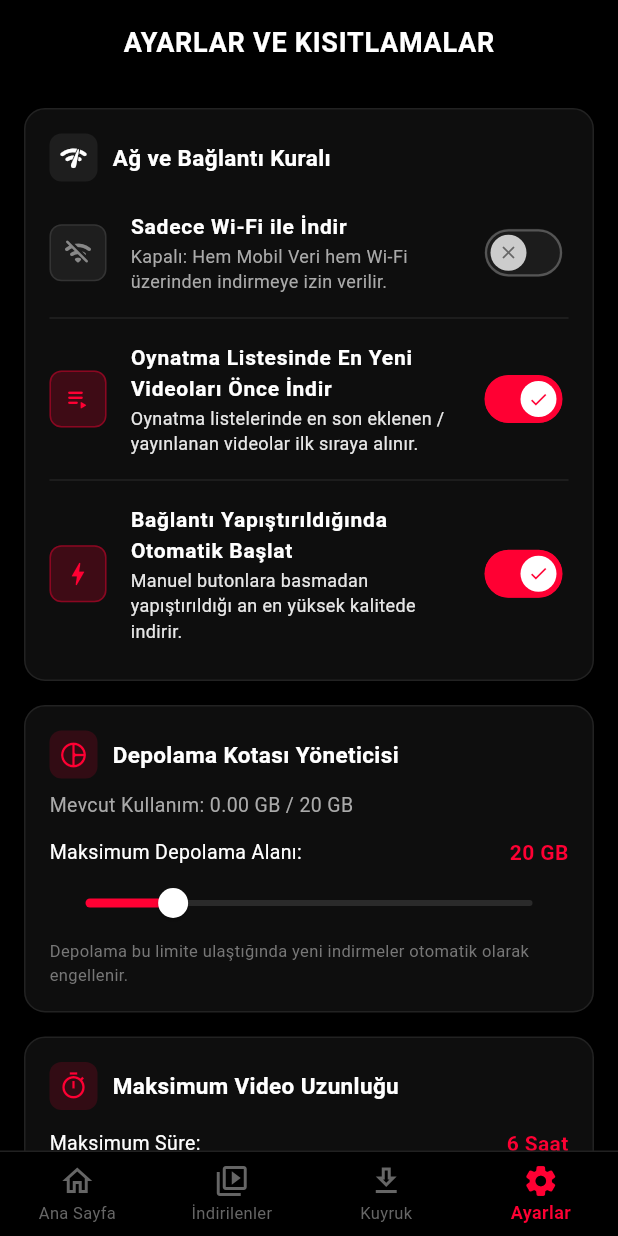
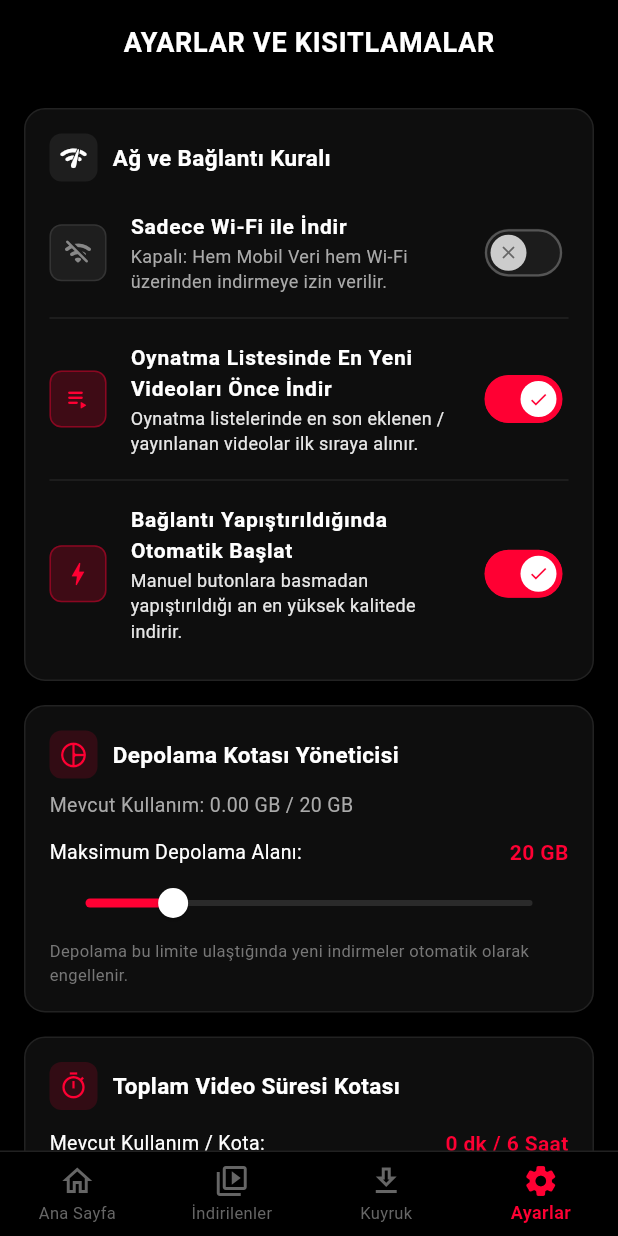
Before and after one commit to sadpapatya11/offline-youtube, a Flutter app: the screen it shows after launch, item 4 of the bottom bar chosen, on a phone screen of 412 x 824 dp. Run offline on Flutter 3.47's test engine with Material 3 defaults, Android fonts, the light colour scheme and no system bars; our stand-ins replace connectivity_plus, shared_preferences, video_player; statements that could not run were skipped.

Commit message:
feat: cumulative total download duration quota v1.3.1

```diff
--- a/lib/providers/library_provider.dart
+++ b/lib/providers/library_provider.dart
@@ -85,4 +85,18 @@ class LibraryProvider extends ChangeNotifier {
     }
     return '${size.toStringAsFixed(1)} ${suffixes[i]}';
   }
+
+  int get totalDurationSeconds =>
+      _videos.fold<int>(0, (sum, v) => sum + (v.durationSeconds ?? 0));
+
+  String get formattedTotalDuration {
+    final totalSec = totalDurationSeconds;
+    if (totalSec <= 0) return '0 dk';
+    final hours = totalSec ~/ 3600;
+    final minutes = (totalSec % 3600) ~/ 60;
+    if (hours > 0) {
+      return minutes > 0 ? '$hours sa $minutes dk' : '$hours sa';
+    }
+    return '$minutes dk';
+  }
 }
--- a/lib/ui/screens/settings_screen.dart
+++ b/lib/ui/screens/settings_screen.dart
@@ -350,7 +350,7 @@ class _SettingsScreenState extends State<SettingsScreen> {
                       ),
                       const SizedBox(width: 10),
                       const Text(
-                        'Maksimum Video Uzunluğu',
+                        'Toplam Video Süresi Kotası',
                         style: TextStyle(
                           color: AmoledTheme.pureWhite,
                           fontSize: 15,
@@ -364,11 +364,11 @@ class _SettingsScreenState extends State<SettingsScreen> {
                     mainAxisAlignment: MainAxisAlignment.spaceBetween,
                     children: [
                       const Text(
-                        'Maksimum Süre:',
+                        'Mevcut Kullanım / Kota:',
                         style: TextStyle(color: AmoledTheme.pureWhite, fontSize: 13),
                       ),
                       Text(
-                        '${settings.maxVideoDurationHours} Saat',
+                        '${libraryProvider.formattedTotalDuration} / ${settings.maxVideoDurationHours} Saat',
                         style: const TextStyle(
                           color: AmoledTheme.brandRed,
                           fontWeight: FontWeight.bold,
@@ -390,7 +390,7 @@ class _SettingsScreenState extends State<SettingsScreen> {
                     },
                   ),
                   const Text(
-                    'Bu süreden daha uzun olan videolar indirme öncesi metadata kontrolüyle filtrelenir.',
+                    'İndirilen tüm videoların toplam uzunluğu bu kotayı aşamaz. Kota dolduğunda indirmeler duraklatılır.',
                     style: TextStyle(color: Color(0xFF777777), fontSize: 11),
                   ),
                 ],
@@ -535,7 +535,7 @@ class _SettingsScreenState extends State<SettingsScreen> {
               child: Column(
                 children: [
                   Text(
-                    'Offline YouTube v1.3.0 (Build 5)',
+                    'Offline YouTube v1.3.1 (Build 6)',
                     style: TextStyle(
                       color: AmoledTheme.pureWhite.withValues(alpha: 0.6),
                       fontSize: 12,
@@ -545,7 +545,7 @@ class _SettingsScreenState extends State<SettingsScreen> {
                   ),
                   const SizedBox(height: 4),
                   Text(
-                    'Geri Dönüşüm Kutusu • Kaydırarak Silme • Ağ Otomasyonu',
+                    'Toplam Süre Kotası • Geri Dönüşüm Kutusu • Otomasyon',
                     style: TextStyle(
                       color: AmoledTheme.subText.withValues(alpha: 0.5),
                       fontSize: 11,
--- a/pubspec.yaml
+++ b/pubspec.yaml
@@ -16,7 +16,7 @@ publish_to: 'none' # Remove this line if you wish to publish to pub.dev
 # https://developer.apple.com/library/archive/documentation/General/Reference/InfoPlistKeyReference/Articles/CoreFoundationKeys.html
 # In Windows, build-name is used as the major, minor, and patch parts
 # of the product and file versions while build-number is used as the build suffix.
-version: 1.3.0+5
+version: 1.3.1+6
 
 environment:
   sdk: ^3.11.4
```
Also changed, not shown: lib/providers/download_provider.dart (+82 -8 lines), lib/services/storage_manager.dart (+56 -0 lines), 2 other files.
